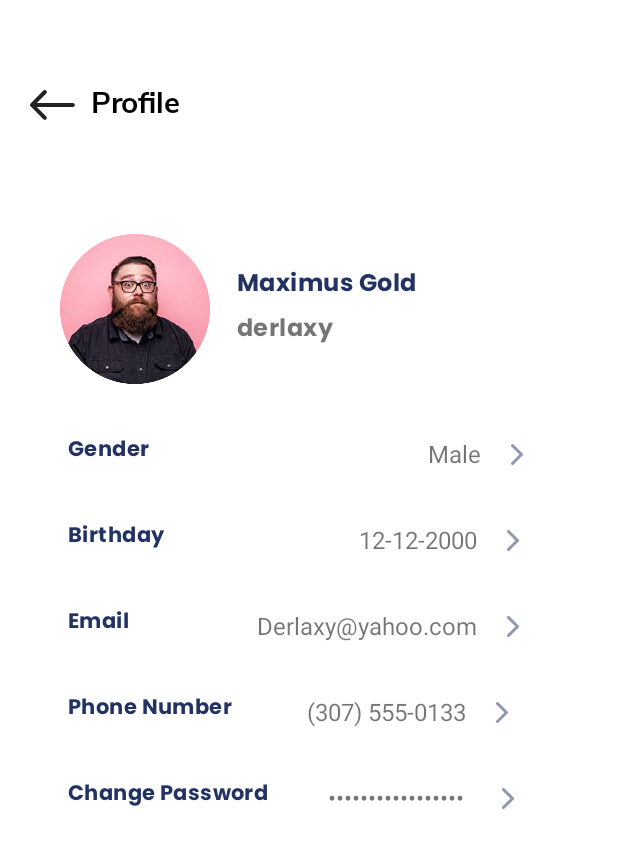
After one commit to hudeyfamoha2030/My-Application, an Android app: the ProfileActivity screen opened directly, with no data from a screen before it, on a phone screen of 412 x 824 dp. The commit adds this screen. Shown: the top 848 px of the screen. Run offline under Robolectric (Android 15) with nearby library versions, the phone set to English and light mode, and no system bars; our stand-ins replace data binding.

Commit message:
sixth commit

```diff
--- a/app/src/main/AndroidManifest.xml
+++ b/app/src/main/AndroidManifest.xml
@@ -9,8 +9,9 @@
         android:roundIcon="@mipmap/ic_launcher_round"
         android:supportsRtl="true"
         android:theme="@style/Theme.TendoApp">
-        <activity android:name=".ui.main.view.activities.ProductActivity"></activity>
-        <activity android:name=".SearchResultsActivity"></activity>
+        <activity android:name=".ui.main.view.activities.ProfileActivity"></activity>
+        <activity android:name=".ui.main.view.activities.ProductActivity" />
+        <activity android:name=".SearchResultsActivity" />
         <activity android:name=".ui.main.view.activities.MainActivity2" />
         <activity android:name=".ui.main.view.activities.MainActivity">
             <intent-filter>
--- /dev/null
+++ b/app/src/main/java/com/example/tendoapp/ui/main/view/activities/ProfileActivity.kt
@@ -0,0 +1,13 @@
+package com.example.tendoapp.ui.main.view.activities
+
+import androidx.appcompat.app.AppCompatActivity
+import android.os.Bundle
+import com.example.tendoapp.R
+
+class ProfileActivity : AppCompatActivity() {
+    override fun onCreate(savedInstanceState: Bundle?) {
+        super.onCreate(savedInstanceState)
+        setContentView(R.layout.activity_profile)
+
+    }
+}
--- a/app/src/main/java/com/example/tendoapp/ui/main/view/fragments/AccountFragment.kt
+++ b/app/src/main/java/com/example/tendoapp/ui/main/view/fragments/AccountFragment.kt
@@ -1,15 +1,21 @@
 package com.example.tendoapp.ui.main.view.fragments
 
+import android.content.Intent
 import android.os.Bundle
 import androidx.fragment.app.Fragment
 import android.view.LayoutInflater
 import android.view.View
 import android.view.ViewGroup
 import androidx.activity.addCallback
+import androidx.databinding.DataBindingUtil
+import androidx.navigation.fragment.findNavController
 import com.example.tendoapp.R
+import com.example.tendoapp.databinding.FragmentAccountBinding
+import com.example.tendoapp.ui.main.view.activities.ProfileActivity
+import kotlinx.android.synthetic.main.fragment_account.*
 
 class AccountFragment : Fragment() {
-
+    lateinit var binding: FragmentAccountBinding
     override fun onCreateView(
         inflater: LayoutInflater, container: ViewGroup?,
         savedInstanceState: Bundle?
@@ -23,8 +29,13 @@ class AccountFragment : Fragment() {
         }
 
         // Inflate the layout for this fragment
-        return inflater.inflate(R.layout.fragment_account, container, false)
+        binding = DataBindingUtil.inflate(inflater, R.layout.fragment_account, container, false)
 
+        binding.tvProfile.setOnClickListener {
+            this.startActivity(Intent(context,ProfileActivity::class.java))
+
+        }
+        return binding.root
     }
 
 }
--- /dev/null
+++ b/app/src/main/res/drawable/ic_forward.xml
@@ -0,0 +1,13 @@
+<vector xmlns:android="http://schemas.android.com/apk/res/android"
+    android:width="8dp"
+    android:height="14dp"
+    android:viewportWidth="8"
+    android:viewportHeight="14">
+  <path
+      android:pathData="M1,1L7,7L1,13"
+      android:strokeLineJoin="round"
+      android:strokeWidth="2"
+      android:fillColor="#00000000"
+      android:strokeColor="#9098B1"
+      android:strokeLineCap="round"/>
+</vector>
--- /dev/null
+++ b/app/src/main/res/layout/activity_profile.xml
@@ -0,0 +1,284 @@
+<?xml version="1.0" encoding="utf-8"?>
+<layout xmlns:android="http://schemas.android.com/apk/res/android"
+    xmlns:tools="http://schemas.android.com/tools">
+    <RelativeLayout
+        android:layout_width="match_parent"
+        android:layout_height="match_parent"
+        xmlns:app="http://schemas.android.com/apk/res-auto"
+        tools:context=".ui.main.view.fragments.AccountFragment">
+
+        <androidx.appcompat.widget.Toolbar
+            android:id="@+id/toolbar"
+            android:layout_width="match_parent"
+            android:layout_height="?attr/actionBarSize"
+            android:backgroundTint="@color/white"
+            android:layout_marginTop="40dp"
+            android:background="?attr/colorPrimary"
+            android:theme="@style/ThemeOverlay.AppCompat.ActionBar"
+            app:popupTheme="@style/ThemeOverlay.AppCompat.Light">
+
+            <ImageView
+                android:layout_width="30dp"
+                android:layout_height="20dp"
+                android:layout_marginStart="20dp"
+                android:layout_marginTop="20dp"
+                android:scaleType="fitXY"
+                android:src="@drawable/ic_back"/>
+
+            <TextView
+                android:id="@+id/tv_account"
+                android:layout_width="wrap_content"
+                android:layout_height="wrap_content"
+                android:text="Profile"
+                android:textSize="20sp"
+                android:textColor="@color/black"
+                android:fontFamily="@font/nunito_sans_bold"
+                android:gravity="center_horizontal"
+                android:layout_marginStart="10dp"
+                android:layout_marginTop="10dp"/>
+
+        </androidx.appcompat.widget.Toolbar>
+
+
+        <LinearLayout
+            android:layout_width="match_parent"
+            android:layout_height="wrap_content"
+            android:layout_marginTop="40dp"
+            android:orientation="vertical"
+            android:layout_below="@id/toolbar">
+
+            <RelativeLayout
+                android:layout_width="wrap_content"
+                android:layout_height="wrap_content"
+                android:gravity="center_vertical"
+                android:layout_marginTop="20dp"
+                android:layout_marginStart="40dp">
+
+                <ImageView
+                    android:id="@+id/user"
+                    android:layout_width="100dp"
+                    android:layout_height="100dp"
+                    android:src="@drawable/user"/>
+
+
+                <TextView
+                    android:id="@+id/tvuser"
+                    android:layout_width="wrap_content"
+                    android:layout_height="wrap_content"
+                    android:text="Maximus Gold"
+                    android:layout_toRightOf="@id/user"
+                    android:textSize="16sp"
+                    android:fontFamily="@font/poppins_bold"
+                    android:textColor="#223263"
+                    android:letterSpacing="0.02"
+                    android:layout_marginLeft="18dp"
+                    android:layout_marginTop="20dp"/>
+                <TextView
+                    android:id="@+id/tv2user"
+                    android:layout_width="wrap_content"
+                    android:layout_height="wrap_content"
+                    android:text="derlaxy"
+                    android:layout_toEndOf="@id/user"
+                    android:textSize="16sp"
+                    android:fontFamily="@font/poppins_bold"
+                    android:layout_below="@id/tvuser"
+                    android:letterSpacing="0.02"
+                    android:layout_marginStart="18dp"
+                    android:layout_marginTop="2dp"/>
+
+            </RelativeLayout>
+
+            <RelativeLayout
+                android:layout_width="wrap_content"
+                android:layout_height="wrap_content"
+                android:gravity="center_vertical"
+                android:layout_marginTop="20dp">
+
+                <TextView
+                    android:id="@+id/t1"
+                    android:layout_width="wrap_content"
+                    android:layout_height="wrap_content"
+                    android:text="Gender"
+                    android:textSize="14sp"
+                    android:fontFamily="@font/poppins_bold"
+                    android:textColor="#223263"
+                    android:letterSpacing="0.02"
+                    android:layout_marginStart="45dp"
+                    android:layout_marginTop="12dp"/>
+
+                <TextView
+                    android:id="@+id/tvgender"
+                    android:layout_width="wrap_content"
+                    android:layout_height="wrap_content"
+                    android:text="Male"
+                    android:layout_toEndOf="@id/t1"
+                    android:textSize="16sp"
+                    android:layout_marginTop="15dp"
+                    android:layout_marginStart="185dp"/>
+
+                <ImageView
+                    android:layout_width="wrap_content"
+                    android:layout_height="wrap_content"
+                    android:src="@drawable/ic_forward"
+                    android:layout_toEndOf="@id/tvgender"
+                    android:layout_marginTop="20dp"
+                    android:layout_marginStart="20dp"/>
+
+
+            </RelativeLayout>
+
+            <RelativeLayout
+                android:layout_width="wrap_content"
+                android:layout_height="wrap_content"
+                android:gravity="center_vertical"
+                android:layout_marginTop="20dp">
+
+                <TextView
+                    android:id="@+id/t2"
+                    android:layout_width="wrap_content"
+                    android:layout_height="wrap_content"
+                    android:text="Birthday"
+                    android:textSize="14sp"
+                    android:fontFamily="@font/poppins_bold"
+                    android:textColor="#223263"
+                    android:letterSpacing="0.02"
+                    android:layout_marginStart="45dp"
+                    android:layout_marginTop="12dp"/>
+
+                <TextView
+                    android:id="@+id/tvbirthday"
+                    android:layout_width="wrap_content"
+                    android:layout_height="wrap_content"
+                    android:text="12-12-2000"
+                    android:layout_toEndOf="@id/t2"
+                    android:textSize="16sp"
+                    android:layout_marginTop="15dp"
+                    android:layout_marginStart="130dp"/>
+
+                <ImageView
+                    android:layout_width="wrap_content"
+                    android:layout_height="wrap_content"
+                    android:src="@drawable/ic_forward"
+                    android:layout_toEndOf="@id/tvbirthday"
+                    android:layout_marginTop="20dp"
+                    android:layout_marginStart="20dp"/>
+
+            </RelativeLayout>
+
+            <RelativeLayout
+                android:layout_width="wrap_content"
+                android:layout_height="wrap_content"
+                android:gravity="center_vertical"
+                android:layout_marginTop="20dp">
+
+                <TextView
+                    android:id="@+id/t3"
+                    android:layout_width="wrap_content"
+                    android:layout_height="wrap_content"
+                    android:text="Email"
+                    android:textSize="14sp"
+                    android:fontFamily="@font/poppins_bold"
+                    android:textColor="#223263"
+                    android:letterSpacing="0.02"
+                    android:layout_marginStart="45dp"
+                    android:layout_marginTop="12dp"/>
+
+                <TextView
+                    android:id="@+id/tvemail"
+                    android:layout_width="wrap_content"
+                    android:layout_height="wrap_content"
+                    android:text="Derlaxy@yahoo.com"
+                    android:layout_toEndOf="@id/t3"
+                    android:textSize="16sp"
+                    android:layout_marginTop="15dp"
+                    android:layout_marginStart="85dp"/>
+
+                <ImageView
+                    android:layout_width="wrap_content"
+                    android:layout_height="wrap_content"
+                    android:src="@drawable/ic_forward"
+                    android:layout_toEndOf="@id/tvemail"
+                    android:layout_marginTop="20dp"
+                    android:layout_marginStart="20dp"/>
+
+            </RelativeLayout>
+
+            <RelativeLayout
+                android:layout_width="wrap_content"
+                android:layout_height="wrap_content"
+                android:gravity="center_vertical"
+                android:layout_marginTop="20dp">
+
+                <TextView
+                    android:id="@+id/t4"
+                    android:layout_width="wrap_content"
+                    android:layout_height="wrap_content"
+                    android:text="Phone Number"
+                    android:textSize="14sp"
+                    android:fontFamily="@font/poppins_bold"
+                    android:textColor="#223263"
+                    android:letterSpacing="0.02"
+                    android:layout_marginStart="45dp"
+                    android:layout_marginTop="12dp"/>
+
+                <TextView
+                    android:id="@+id/tvphone"
+                    android:layout_width="wrap_content"
+                    android:layout_height="wrap_content"
+                    android:text="(307) 555-0133"
+                    android:layout_toEndOf="@id/t4"
+                    android:textSize="16sp"
+                    android:layout_marginTop="15dp"
+                    android:layout_marginStart="50dp"/>
+
+                <ImageView
+                    android:layout_width="wrap_content"
+                    android:layout_height="wrap_content"
+                    android:src="@drawable/ic_forward"
+                    android:layout_toEndOf="@id/tvphone"
+                    android:layout_marginTop="20dp"
+                    android:layout_marginStart="20dp"/>
+
+            </RelativeLayout>
+
+            <RelativeLayout
+                android:layout_width="wrap_content"
+                android:layout_height="wrap_content"
+                android:gravity="center_vertical"
+                android:layout_marginTop="20dp">
+
+                <TextView
+                    android:id="@+id/t5"
+                    android:layout_width="wrap_content"
+                    android:layout_height="wrap_content"
+                    android:text="Change Password"
+                    android:textSize="14sp"
+                    android:fontFamily="@font/poppins_bold"
+                    android:textColor="#223263"
+                    android:letterSpacing="0.02"
+                    android:layout_marginStart="45dp"
+                    android:layout_marginTop="12dp"/>
+
+                <TextView
+                    android:id="@+id/tvchange"
+                    android:layout_width="wrap_content"
+                    android:layout_height="wrap_content"
+                    android:text="•••••••••••••••••"
+                    android:layout_toEndOf="@id/t5"
+                    android:textSize="16sp"
+                    android:layout_marginTop="15dp"
+                    android:layout_marginStart="40dp"/>
+
+                <ImageView
+                    android:layout_width="wrap_content"
+                    android:layout_height="wrap_content"
+                    android:src="@drawable/ic_forward"
+                    android:layout_toEndOf="@id/tvchange"
+                    android:layout_marginTop="20dp"
+                    android:layout_marginStart="25dp"/>
+
+            </RelativeLayout>
+
+        </LinearLayout>
+    </RelativeLayout>
+</layout>
--- a/app/src/main/res/layout/fragment_account.xml
+++ b/app/src/main/res/layout/fragment_account.xml
@@ -1,6 +1,7 @@
 <?xml version="1.0" encoding="utf-8"?>
-<RelativeLayout xmlns:android="http://schemas.android.com/apk/res/android"
-    xmlns:tools="http://schemas.android.com/tools"
+<layout xmlns:android="http://schemas.android.com/apk/res/android"
+    xmlns:tools="http://schemas.android.com/tools">
+<RelativeLayout
     android:layout_width="match_parent"
     android:layout_height="match_parent"
     xmlns:app="http://schemas.android.com/apk/res-auto"
@@ -37,6 +38,7 @@
         android:layout_below="@id/toolbar">
 
         <RelativeLayout
+            android:id="@+id/layout_profile"
             android:layout_width="wrap_content"
             android:layout_height="wrap_content"
             android:gravity="center_vertical"
@@ -51,7 +53,7 @@
 
 
             <TextView
-                android:id="@+id/t1"
+                android:id="@+id/tv_profile"
                 android:layout_width="wrap_content"
                 android:layout_height="wrap_content"
                 android:text="Profile"
@@ -270,3 +272,4 @@
 
     </LinearLayout>
 </RelativeLayout>
+</layout>
```
Also changed, not shown: app/src/main/res/drawable-v24/user.png (added).
